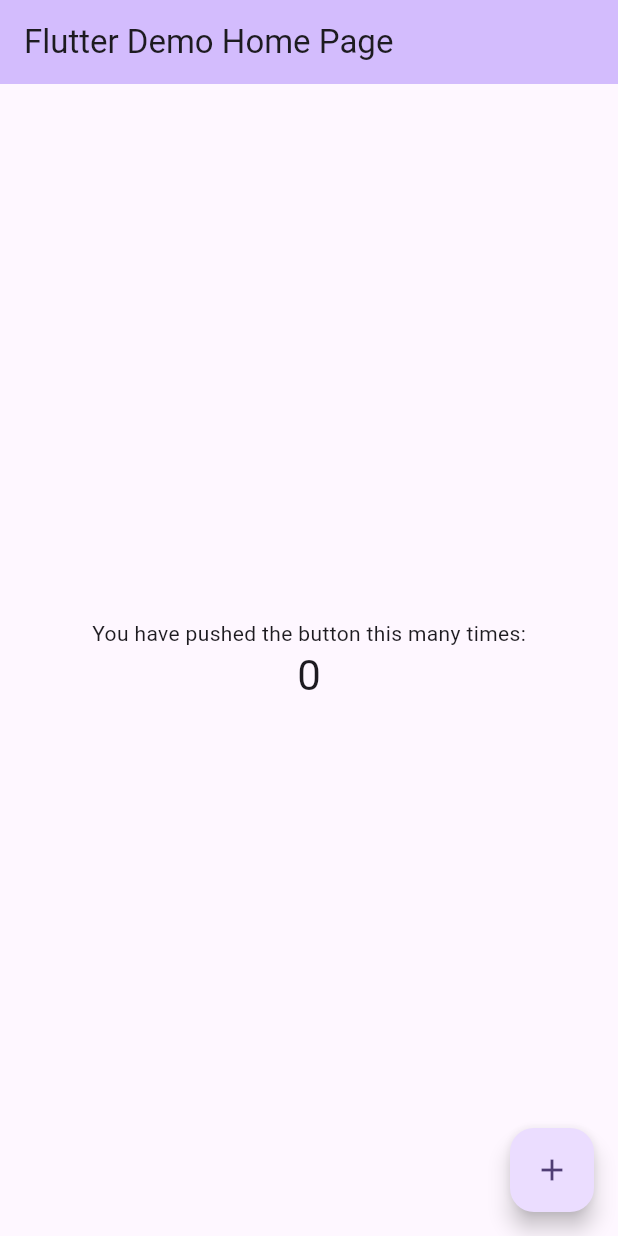
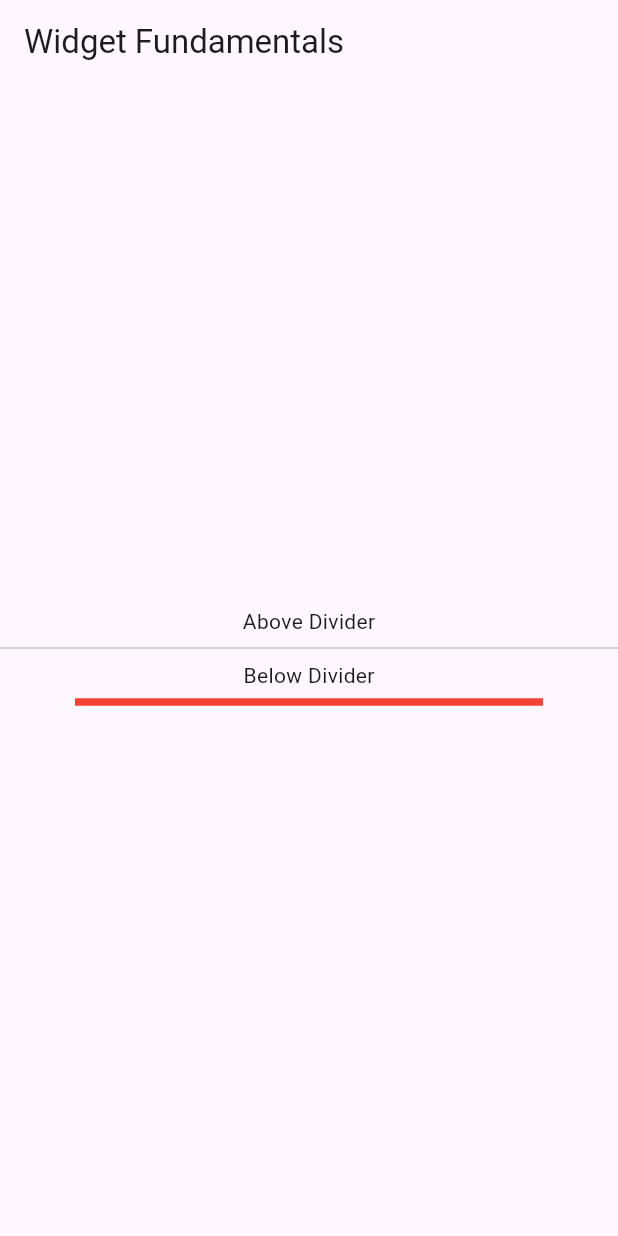
Before and after one commit to aviqbaihaqy/widget-fundamental, a Flutter app: the screen it shows after launch, on a phone screen of 412 x 824 dp. Run offline on Flutter 3.47's test engine with Material 3 defaults, Android fonts, the phone set to English and light mode, and no system bars.

Commit message:
basic divider

```diff
--- a/lib/main.dart
+++ b/lib/main.dart
@@ -31,95 +31,40 @@ class MyApp extends StatelessWidget {
         colorScheme: ColorScheme.fromSeed(seedColor: Colors.deepPurple),
         useMaterial3: true,
       ),
-      home: const MyHomePage(title: 'Flutter Demo Home Page'),
+      home: const HomePage(title: 'Widget Fundamentals'),
     );
   }
 }
 
-class MyHomePage extends StatefulWidget {
-  const MyHomePage({super.key, required this.title});
 
-  // This widget is the home page of your application. It is stateful, meaning
-  // that it has a State object (defined below) that contains fields that affect
-  // how it looks.
-
-  // This class is the configuration for the state. It holds the values (in this
-  // case the title) provided by the parent (in this case the App widget) and
-  // used by the build method of the State. Fields in a Widget subclass are
-  // always marked "final".
-
+class HomePage extends StatelessWidget {
+  const HomePage({super.key, required this.title});
   final String title;
 
   @override
-  State<MyHomePage> createState() => _MyHomePageState();
-}
+  Widget build(BuildContext context)   {
 
-class _MyHomePageState extends State<MyHomePage> {
-  int _counter = 0;
-
-  void _incrementCounter() {
-    setState(() {
-      // This call to setState tells the Flutter framework that something has
-      // changed in this State, which causes it to rerun the build method below
-      // so that the display can reflect the updated values. If we changed
-      // _counter without calling setState(), then the build method would not be
-      // called again, and so nothing would appear to happen.
-      _counter++;
-    });
-  }
-
-  @override
-  Widget build(BuildContext context) {
-    // This method is rerun every time setState is called, for instance as done
-    // by the _incrementCounter method above.
-    //
-    // The Flutter framework has been optimized to make rerunning build methods
-    // fast, so that you can just rebuild anything that needs updating rather
-    // than having to individually change instances of widgets.
     return Scaffold(
       appBar: AppBar(
-        // TRY THIS: Try changing the color here to a specific color (to
-        // Colors.amber, perhaps?) and trigger a hot reload to see the AppBar
-        // change color while the other colors stay the same.
-        backgroundColor: Theme.of(context).colorScheme.inversePrimary,
-        // Here we take the value from the MyHomePage object that was created by
-        // the App.build method, and use it to set our appbar title.
-        title: Text(widget.title),
+        title: const Text('Widget Fundamentals'),
       ),
-      body: Center(
-        // Center is a layout widget. It takes a single child and positions it
-        // in the middle of the parent.
+      body: const Center(
         child: Column(
-          // Column is also a layout widget. It takes a list of children and
-          // arranges them vertically. By default, it sizes itself to fit its
-          // children horizontally, and tries to be as tall as its parent.
-          //
-          // Column has various properties to control how it sizes itself and
-          // how it positions its children. Here we use mainAxisAlignment to
-          // center the children vertically; the main axis here is the vertical
-          // axis because Columns are vertical (the cross axis would be
-          // horizontal).
-          //
-          // TRY THIS: Invoke "debug painting" (choose the "Toggle Debug Paint"
-          // action in the IDE, or press "p" in the console), to see the
-          // wireframe for each widget.
           mainAxisAlignment: MainAxisAlignment.center,
-          children: <Widget>[
-            const Text(
-              'You have pushed the button this many times:',
-            ),
-            Text(
-              '$_counter',
-              style: Theme.of(context).textTheme.headlineMedium,
-            ),
+          children: [
+            Text("Above Divider"),
+            Divider(),
+            Text("Below Divider"),
+            Divider(
+              thickness: 5,
+              color: Colors.red,
+              indent: 50,
+              endIndent: 50,
+            )
           ],
         ),
       ),
-      floatingActionButton: FloatingActionButton(
-        onPressed: _incrementCounter,
-        tooltip: 'Increment',
-        child: const Icon(Icons.add),
-      ), // This trailing comma makes auto-formatting nicer for build methods.
     );
-  }
+
 }
+}
```
